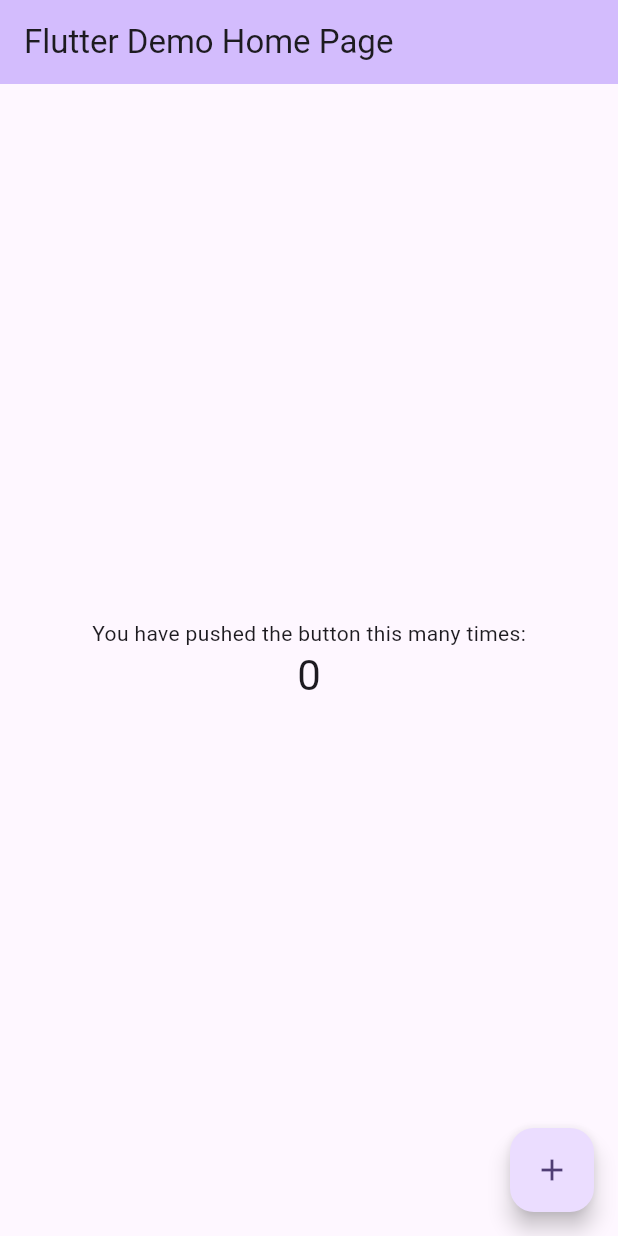
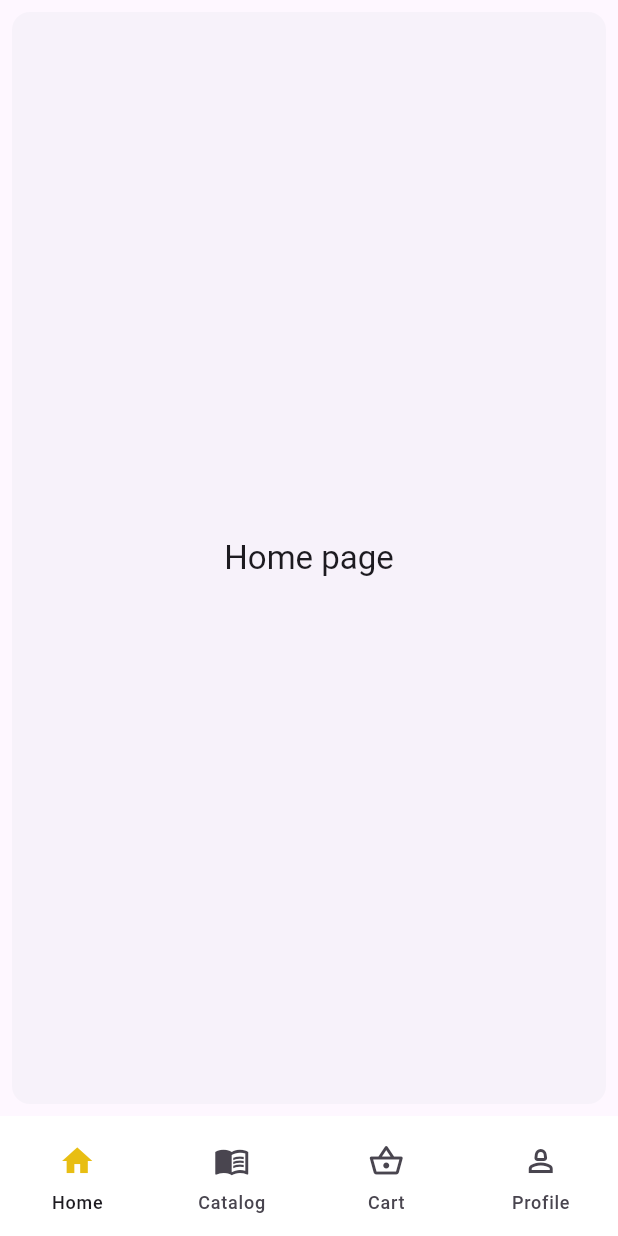
Before and after one commit to donnalynnn/flutter_petshop_provider_ReromaDonnalyn, a Flutter app: the screen it shows after launch, on a phone screen of 412 x 824 dp. Run offline on Flutter 3.47's test engine with Material 3 defaults, Android fonts, the phone set to English and light mode, and no system bars; our stand-ins replace google_fonts.

```diff
--- a/lib/main.dart
+++ b/lib/main.dart
@@ -1,125 +1,156 @@
 import 'package:flutter/material.dart';
+import 'Screens/catalogscreen.dart';
 
-void main() {
-  runApp(const MyApp());
-}
+void main() => runApp(const PetShopApp());
 
-class MyApp extends StatelessWidget {
-  const MyApp({super.key});
+class PetShopApp extends StatelessWidget {
+  const PetShopApp({super.key});
 
-  // This widget is the root of your application.
   @override
   Widget build(BuildContext context) {
     return MaterialApp(
-      title: 'Flutter Demo',
-      theme: ThemeData(
-        // This is the theme of your application.
-        //
-        // TRY THIS: Try running your application with "flutter run". You'll see
-        // the application has a blue toolbar. Then, without quitting the app,
-        // try changing the seedColor in the colorScheme below to Colors.green
-        // and then invoke "hot reload" (save your changes or press the "hot
-        // reload" button in a Flutter-supported IDE, or press "r" if you used
-        // the command line to start the app).
-        //
-        // Notice that the counter didn't reset back to zero; the application
-        // state is not lost during the reload. To reset the state, use hot
-        // restart instead.
-        //
-        // This works for code too, not just values: Most code changes can be
-        // tested with just a hot reload.
-        colorScheme: ColorScheme.fromSeed(seedColor: Colors.deepPurple),
-        useMaterial3: true,
-      ),
-      home: const MyHomePage(title: 'Flutter Demo Home Page'),
+      theme: ThemeData(useMaterial3: true),
+      home: const NavBar(),
     );
   }
 }
 
-class MyHomePage extends StatefulWidget {
-  const MyHomePage({super.key, required this.title});
-
-  // This widget is the home page of your application. It is stateful, meaning
-  // that it has a State object (defined below) that contains fields that affect
-  // how it looks.
-
-  // This class is the configuration for the state. It holds the values (in this
-  // case the title) provided by the parent (in this case the App widget) and
-  // used by the build method of the State. Fields in a Widget subclass are
-  // always marked "final".
-
-  final String title;
+class NavBar extends StatefulWidget {
+  const NavBar({super.key});
 
   @override
-  State<MyHomePage> createState() => _MyHomePageState();
+  State<NavBar> createState() => _NavBarState();
 }
 
-class _MyHomePageState extends State<MyHomePage> {
-  int _counter = 0;
-
-  void _incrementCounter() {
-    setState(() {
-      // This call to setState tells the Flutter framework that something has
-      // changed in this State, which causes it to rerun the build method below
-      // so that the display can reflect the updated values. If we changed
-      // _counter without calling setState(), then the build method would not be
-      // called again, and so nothing would appear to happen.
-      _counter++;
-    });
-  }
+class _NavBarState extends State<NavBar> {
+  int currentPageIndex = 0;
 
   @override
   Widget build(BuildContext context) {
-    // This method is rerun every time setState is called, for instance as done
-    // by the _incrementCounter method above.
-    //
-    // The Flutter framework has been optimized to make rerunning build methods
-    // fast, so that you can just rebuild anything that needs updating rather
-    // than having to individually change instances of widgets.
+    final ThemeData theme = Theme.of(context);
     return Scaffold(
-      appBar: AppBar(
-        // TRY THIS: Try changing the color here to a specific color (to
-        // Colors.amber, perhaps?) and trigger a hot reload to see the AppBar
-        // change color while the other colors stay the same.
-        backgroundColor: Theme.of(context).colorScheme.inversePrimary,
-        // Here we take the value from the MyHomePage object that was created by
-        // the App.build method, and use it to set our appbar title.
-        title: Text(widget.title),
+      bottomNavigationBar: NavigationBar(
+        onDestinationSelected: (int index) {
+          setState(() {
+            currentPageIndex = index;
+          });
+        },
+        surfaceTintColor: Colors.white ,
+        backgroundColor: Colors.white,
+        indicatorColor: Colors.white,
+        selectedIndex: currentPageIndex,
+
+        destinations: const <Widget>[
+          NavigationDestination(
+            selectedIcon: Icon(Icons.home, color:Color(0xffe8be13)),
+            icon: Icon(Icons.home_outlined),
+            label: 'Home',
+          ),
+
+
+          NavigationDestination(
+            selectedIcon: Icon(Icons.menu_book, color:Color(0xffe8be13)),
+            icon: Icon(Icons.menu_book_outlined),
+            label: 'Catalog',
+          ),
+
+
+          NavigationDestination(
+            selectedIcon: Icon(Icons.shopping_basket, color:Color(0xffe8be13)),
+            icon: Icon(Icons.shopping_basket_outlined),
+            label: 'Cart',
+          ),
+
+          NavigationDestination(
+            selectedIcon: Icon(Icons.person_2_rounded, color:Color(0xffe8be13)),
+            icon: Icon(Icons.person_2_outlined),
+            label: 'Profile',
+          ),
+        ],
       ),
-      body: Center(
-        // Center is a layout widget. It takes a single child and positions it
-        // in the middle of the parent.
-        child: Column(
-          // Column is also a layout widget. It takes a list of children and
-          // arranges them vertically. By default, it sizes itself to fit its
-          // children horizontally, and tries to be as tall as its parent.
-          //
-          // Column has various properties to control how it sizes itself and
-          // how it positions its children. Here we use mainAxisAlignment to
-          // center the children vertically; the main axis here is the vertical
-          // axis because Columns are vertical (the cross axis would be
-          // horizontal).
-          //
-          // TRY THIS: Invoke "debug painting" (choose the "Toggle Debug Paint"
-          // action in the IDE, or press "p" in the console), to see the
-          // wireframe for each widget.
-          mainAxisAlignment: MainAxisAlignment.center,
-          children: <Widget>[
-            const Text(
-              'You have pushed the button this many times:',
+      body: <Widget>[
+        /// Home page
+        Card(
+          shadowColor: Colors.transparent,
+          margin: const EdgeInsets.all(8.0),
+          child: SizedBox.expand(
+            child: Center(
+              child: Text(
+                'Home page',
+                style: theme.textTheme.titleLarge,
+              ),
             ),
-            Text(
-              '$_counter',
-              style: Theme.of(context).textTheme.headlineMedium,
-            ),
-          ],
+          ),
         ),
-      ),
-      floatingActionButton: FloatingActionButton(
-        onPressed: _incrementCounter,
-        tooltip: 'Increment',
-        child: const Icon(Icons.add),
-      ), // This trailing comma makes auto-formatting nicer for build methods.
+
+        /// Catalog page
+        PetCatalog(),
+
+        /// Notifications page
+        const Padding(
+          padding: EdgeInsets.all(8.0),
+          child: Column(
+            children: <Widget>[
+              Card(
+                child: ListTile(
+                  leading: Icon(Icons.notifications_sharp),
+                  title: Text('Notification 1'),
+                  subtitle: Text('This is a notification'),
+                ),
+              ),
+              Card(
+                child: ListTile(
+                  leading: Icon(Icons.notifications_sharp),
+                  title: Text('Notification 2'),
+                  subtitle: Text('This is a notification'),
+                ),
+              ),
+            ],
+          ),
+        ),
+
+        /// Messages page
+        ListView.builder(
+          reverse: true,
+          itemCount: 2,
+          itemBuilder: (BuildContext context, int index) {
+            if (index == 0) {
+              return Align(
+                alignment: Alignment.centerRight,
+                child: Container(
+                  margin: const EdgeInsets.all(8.0),
+                  padding: const EdgeInsets.all(8.0),
+                  decoration: BoxDecoration(
+                    color: theme.colorScheme.primary,
+                    borderRadius: BorderRadius.circular(8.0),
+                  ),
+                  child: Text(
+                    'Hello',
+                    style: theme.textTheme.bodyLarge!
+                        .copyWith(color: theme.colorScheme.onPrimary),
+                  ),
+                ),
+              );
+            }
+            return Align(
+              alignment: Alignment.centerLeft,
+              child: Container(
+                margin: const EdgeInsets.all(8.0),
+                padding: const EdgeInsets.all(8.0),
+                decoration: BoxDecoration(
+                  color: theme.colorScheme.primary,
+                  borderRadius: BorderRadius.circular(8.0),
+                ),
+                child: Text(
+                  'Hi!',
+                  style: theme.textTheme.bodyLarge!
+                      .copyWith(color: theme.colorScheme.onPrimary),
+                ),
+              ),
+            );
+          },
+        ),
+      ][currentPageIndex],
     );
   }
 }
```
Also changed, not shown: lib/Screens/catalogscreen.dart (+87 -0 lines), lib/Providers/cart_provider.dart (added), 1 other file.
